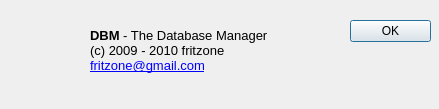
First picture: the form in AboutBoxDialog.ui, repository fritzone/ddm, before the edit.
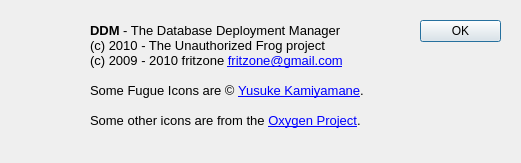
Second picture: the form after the edit. Icons and pictures are not drawn.

What changed in the file:
```diff
--- a/AboutBoxDialog.ui
+++ b/AboutBoxDialog.ui
@@ -6,8 +6,8 @@
    <rect>
     <x>0</x>
     <y>0</y>
-    <width>439</width>
-    <height>109</height>
+    <width>521</width>
+    <height>163</height>
    </rect>
   </property>
   <property name="windowTitle">
@@ -16,10 +16,10 @@
   <widget class="QDialogButtonBox" name="buttonBox">
    <property name="geometry">
     <rect>
-     <x>350</x>
+     <x>420</x>
      <y>20</y>
      <width>81</width>
-     <height>81</height>
+     <height>31</height>
     </rect>
    </property>
    <property name="orientation">
@@ -49,9 +49,9 @@
    <property name="geometry">
     <rect>
      <x>90</x>
-     <y>20</y>
-     <width>241</width>
-     <height>61</height>
+     <y>10</y>
+     <width>291</width>
+     <height>131</height>
     </rect>
    </property>
    <property name="text">
@@ -59,12 +59,16 @@
 &lt;html&gt;&lt;head&gt;&lt;meta name=&quot;qrichtext&quot; content=&quot;1&quot; /&gt;&lt;style type=&quot;text/css&quot;&gt;
 p, li { white-space: pre-wrap; }
 &lt;/style&gt;&lt;/head&gt;&lt;body style=&quot; font-family:'Sans'; font-size:10pt; font-weight:400; font-style:normal;&quot;&gt;
-&lt;table style=&quot;-qt-table-type: root; margin-top:4px; margin-bottom:4px; margin-left:4px; margin-right:4px;&quot;&gt;
+&lt;table border=&quot;0&quot; style=&quot;-qt-table-type: root; margin-top:4px; margin-bottom:4px; margin-left:4px; margin-right:4px;&quot;&gt;
 &lt;tr&gt;
 &lt;td style=&quot;border: none;&quot;&gt;
-&lt;p style=&quot; margin-top:0px; margin-bottom:0px; margin-left:0px; margin-right:0px; -qt-block-indent:0; text-indent:0px;&quot;&gt;&lt;span style=&quot; font-weight:600;&quot;&gt;DBM &lt;/span&gt;- The Database Manager&lt;/p&gt;
-&lt;p style=&quot; margin-top:0px; margin-bottom:0px; margin-left:0px; margin-right:0px; -qt-block-indent:0; text-indent:0px;&quot;&gt;(c) 2009 - 2010 fritzone&lt;/p&gt;
-&lt;p style=&quot; margin-top:0px; margin-bottom:0px; margin-left:0px; margin-right:0px; -qt-block-indent:0; text-indent:0px;&quot;&gt;&lt;a href=&quot;mailto:fritzone@gmail.com&quot;&gt;&lt;span style=&quot; text-decoration: underline; color:#0000ff;&quot;&gt;fritzone@gmail.com&lt;/span&gt;&lt;/a&gt;&lt;/p&gt;&lt;/td&gt;&lt;/tr&gt;&lt;/table&gt;&lt;/body&gt;&lt;/html&gt;</string>
+&lt;p style=&quot; margin-top:0px; margin-bottom:0px; margin-left:0px; margin-right:0px; -qt-block-indent:0; text-indent:0px;&quot;&gt;&lt;span style=&quot; font-weight:600;&quot;&gt;DDM &lt;/span&gt;- The Database Deployment Manager&lt;/p&gt;
+&lt;p style=&quot; margin-top:0px; margin-bottom:0px; margin-left:0px; margin-right:0px; -qt-block-indent:0; text-indent:0px;&quot;&gt;(c) 2010 - The Unauthorized Frog project&lt;/p&gt;
+&lt;p style=&quot; margin-top:0px; margin-bottom:0px; margin-left:0px; margin-right:0px; -qt-block-indent:0; text-indent:0px;&quot;&gt;(c) 2009 - 2010 fritzone &lt;a href=&quot;mailto:fritzone@gmail.com&quot;&gt;&lt;span style=&quot; text-decoration: underline; color:#0000ff;&quot;&gt;fritzone@gmail.com&lt;/span&gt;&lt;/a&gt;&lt;/p&gt;
+&lt;p style=&quot;-qt-paragraph-type:empty; margin-top:0px; margin-bottom:0px; margin-left:0px; margin-right:0px; -qt-block-indent:0; text-indent:0px; text-decoration: underline; color:#0000ff;&quot;&gt;&lt;/p&gt;
+&lt;p style=&quot; margin-top:0px; margin-bottom:0px; margin-left:0px; margin-right:0px; -qt-block-indent:0; text-indent:0px;&quot;&gt;Some Fugue Icons are © &lt;a href=&quot;http://p.yusukekamiyamane.com/&quot;&gt;&lt;span style=&quot; text-decoration: underline; color:#0000ff;&quot;&gt;Yusuke Kamiyamane&lt;/span&gt;&lt;/a&gt;. &lt;/p&gt;
+&lt;p style=&quot;-qt-paragraph-type:empty; margin-top:0px; margin-bottom:0px; margin-left:0px; margin-right:0px; -qt-block-indent:0; text-indent:0px;&quot;&gt;&lt;/p&gt;
+&lt;p style=&quot; margin-top:0px; margin-bottom:0px; margin-left:0px; margin-right:0px; -qt-block-indent:0; text-indent:0px;&quot;&gt;Some other icons are from the &lt;a href=&quot;www.oxygen-icons.org&quot;&gt;&lt;span style=&quot; text-decoration: underline; color:#0000ff;&quot;&gt;Oxygen Project&lt;/span&gt;&lt;/a&gt;.&lt;/p&gt;&lt;/td&gt;&lt;/tr&gt;&lt;/table&gt;&lt;/body&gt;&lt;/html&gt;</string>
    </property>
   </widget>
  </widget>
```
Left out of the diff: 6 changed lines with no effect on the pictures.
